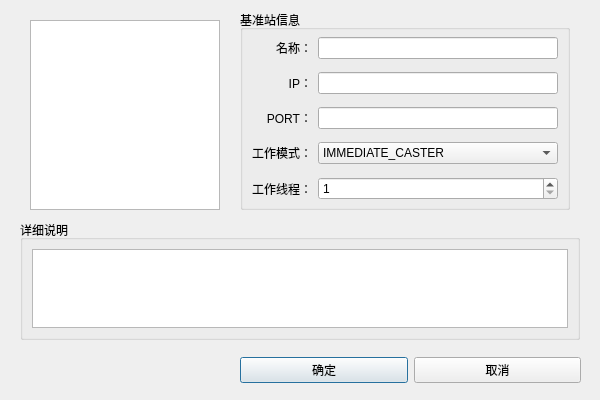
This is widget/dialog/add_standardstation_dialog.ui in yanghang8612/SMAMMainUI as Qt 5 draws it before an edit. The edited form follows.
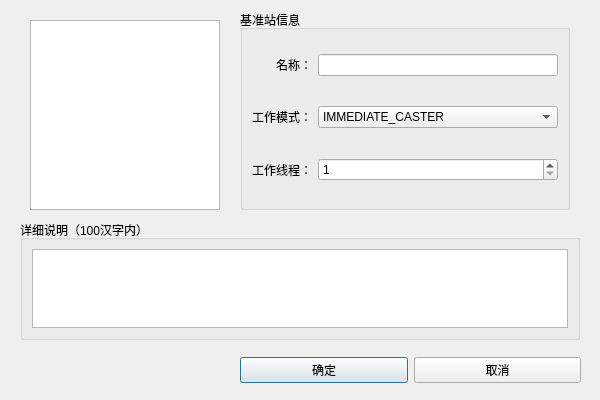
This is the edited form.

Commit message: after last week meeting, change some settings of my design include receiver othercenter and standardstation

The edit to the form file:
```diff
--- a/widget/dialog/add_standardstation_dialog.ui
+++ b/widget/dialog/add_standardstation_dialog.ui
@@ -58,7 +58,7 @@
     </rect>
    </property>
    <property name="title">
-    <string>详细说明</string>
+    <string>详细说明（100汉字内）</string>
    </property>
    <layout class="QVBoxLayout" name="verticalLayout_3">
     <item>
@@ -95,6 +95,9 @@
     <property name="bottomMargin">
      <number>0</number>
     </property>
+    <item row="0" column="1">
+     <widget class="QLineEdit" name="stationNameEdit"/>
+    </item>
     <item row="0" column="0">
      <widget class="QLabel" name="label">
       <property name="text">
@@ -105,50 +108,7 @@
       </property>
      </widget>
     </item>
-    <item row="0" column="1">
-     <widget class="QLineEdit" name="stationNameEdit"/>
-    </item>
-    <item row="1" column="0">
-     <widget class="QLabel" name="label_2">
-      <property name="text">
-       <string>IP：</string>
-      </property>
-      <property name="alignment">
-       <set>Qt::AlignRight|Qt::AlignTrailing|Qt::AlignVCenter</set>
-      </property>
-     </widget>
-    </item>
     <item row="1" column="1">
-     <widget class="QLineEdit" name="stationIPEdit">
-      <property name="styleSheet">
-       <string notr="true"/>
-      </property>
-     </widget>
-    </item>
-    <item row="2" column="0">
-     <widget class="QLabel" name="label_3">
-      <property name="text">
-       <string>PORT：</string>
-      </property>
-      <property name="alignment">
-       <set>Qt::AlignRight|Qt::AlignTrailing|Qt::AlignVCenter</set>
-      </property>
-     </widget>
-    </item>
-    <item row="2" column="1">
-     <widget class="QLineEdit" name="stationPortEdit"/>
-    </item>
-    <item row="3" column="0">
-     <widget class="QLabel" name="label_4">
-      <property name="text">
-       <string>工作模式：</string>
-      </property>
-      <property name="alignment">
-       <set>Qt::AlignRight|Qt::AlignTrailing|Qt::AlignVCenter</set>
-      </property>
-     </widget>
-    </item>
-    <item row="3" column="1">
      <widget class="QComboBox" name="stationModeBox">
       <item>
        <property name="text">
@@ -162,7 +122,7 @@
       </item>
      </widget>
     </item>
-    <item row="4" column="0">
+    <item row="2" column="0">
      <widget class="QLabel" name="label_5">
       <property name="text">
        <string>工作线程：</string>
@@ -172,13 +132,23 @@
       </property>
      </widget>
     </item>
-    <item row="4" column="1">
+    <item row="2" column="1">
      <widget class="QSpinBox" name="stationThreadCountEdit">
       <property name="minimum">
        <number>1</number>
       </property>
      </widget>
     </item>
+    <item row="1" column="0">
+     <widget class="QLabel" name="label_4">
+      <property name="text">
+       <string>工作模式：</string>
+      </property>
+      <property name="alignment">
+       <set>Qt::AlignRight|Qt::AlignTrailing|Qt::AlignVCenter</set>
+      </property>
+     </widget>
+    </item>
    </layout>
   </widget>
  </widget>
```
The commit also changes 32 other files.
